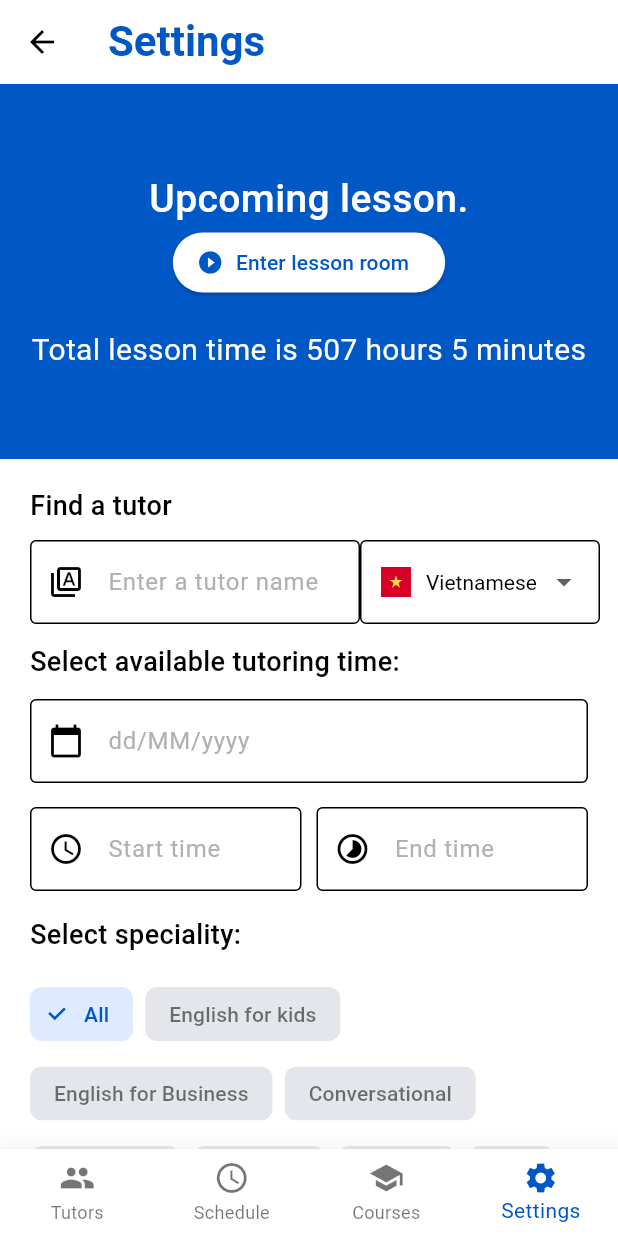
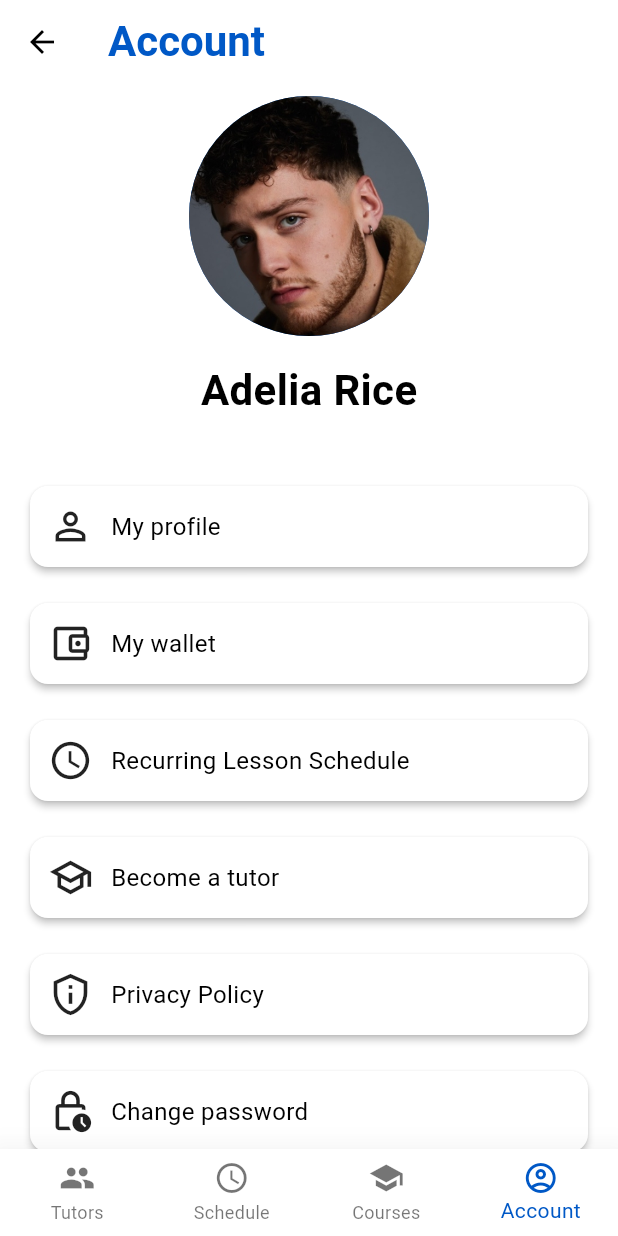
Before and after one commit to luuquang200/let_tutor, a Flutter app: the Home screen opened by its route, item 4 of the bottom bar chosen, on a phone screen of 412 x 824 dp. Run offline on Flutter 3.47's test engine with Material 2 defaults, Android fonts, the phone set to English and light mode, and no system bars; our stand-ins replace flutter_svg.

Commit message:
Added account screen

```diff
--- /dev/null
+++ b/lib/presentation/account_screen.dart
@@ -0,0 +1,101 @@
+import 'package:flutter/material.dart';
+import 'package:let_tutor/presentation/styles/custom_text_style.dart';
+
+class AccountScreen extends StatefulWidget {
+  const AccountScreen({super.key});
+
+  @override
+  State<AccountScreen> createState() => _AccountScreenState();
+}
+
+class _AccountScreenState extends State<AccountScreen> {
+  List<IconData> icons = <IconData>[
+    Icons.person_outline,
+    Icons.account_balance_wallet_outlined,
+    Icons.schedule_outlined,
+    Icons.school_outlined,
+    Icons.privacy_tip_outlined,
+    Icons.lock_clock_outlined,
+    Icons.help_center_outlined,
+    Icons.logout_outlined,
+  ];
+
+  List<String> sections = <String>[
+    'My profile',
+    'My wallet',
+    'Recurring Lesson Schedule',
+    'Become a tutor',
+    'Privacy Policy',
+    'Change password',
+    'Guide',
+    'Log out'
+  ];
+  @override
+  Widget build(BuildContext context) {
+    return Scaffold(
+      body: SingleChildScrollView(
+        padding: const EdgeInsets.symmetric(vertical: 8, horizontal: 16),
+        child: Column(
+          children: [
+            _avatar(),
+            const SizedBox(height: 16),
+            _name(),
+            const SizedBox(height: 32),
+            _itemList(),
+          ],
+        ),
+      ),
+    );
+  }
+
+  _avatar() {
+    return Center(
+      child: CircleAvatar(
+        radius: 80,
+        backgroundImage: AssetImage('assets/account_avatar.jpeg'),
+      ),
+    );
+  }
+
+  _itemList() {
+    return ListView.builder(
+      shrinkWrap: true,
+      scrollDirection: Axis.vertical,
+      physics: const NeverScrollableScrollPhysics(),
+      itemCount: sections.length,
+      itemBuilder: (context, index) {
+        return Container(
+            margin: const EdgeInsets.symmetric(vertical: 8),
+            child: _itemCard(context, index));
+      },
+    );
+  }
+
+  _name() {
+    return Text('Adelia Rice',
+        style: TextStyle(fontSize: 28, fontWeight: FontWeight.bold));
+  }
+
+  _itemCard(BuildContext context, int index) {
+    return Card(
+      surfaceTintColor: Colors.white,
+      elevation: 2,
+      child: Padding(
+        padding: const EdgeInsets.all(12),
+        child: Row(
+          children: [
+            Icon(
+              icons[index],
+              size: 30,
+            ),
+            SizedBox(width: 12),
+            Text(
+              sections[index],
+              style: TextStyle(fontSize: 16),
+            )
+          ],
+        ),
+      ),
+    );
+  }
+}
--- a/lib/presentation/home.dart
+++ b/lib/presentation/home.dart
@@ -1,4 +1,5 @@
 import 'package:flutter/material.dart';
+import 'package:let_tutor/presentation/account_screen.dart';
 import 'package:let_tutor/presentation/courses_screen.dart';
 import 'package:let_tutor/presentation/schedule_screen.dart';
 import 'package:let_tutor/presentation/styles/custom_text_style.dart';
@@ -16,9 +17,9 @@ class _HomeState extends State<Home> {
     const TutorListScreen(),
     const ScheduleSceen(),
     const CoursesScreen(),
-    const TutorListScreen(),
+    const AccountScreen(),
   ];
-  List<String> screenTitle = ['Tutors', 'Schedule', 'Courses', 'Settings'];
+  List<String> screenTitle = ['Tutors', 'Schedule', 'Courses', 'Account'];
   int selectedScreenIndex = 0;
 
   @override
@@ -50,7 +51,7 @@ class _HomeState extends State<Home> {
               icon: Icon(Icons.schedule_outlined), label: 'Schedule'),
           BottomNavigationBarItem(icon: Icon(Icons.school), label: 'Courses'),
           BottomNavigationBarItem(
-              icon: Icon(Icons.settings), label: 'Settings'),
+              icon: Icon(Icons.account_circle_outlined), label: 'Account'),
         ],
       ),
     );
--- a/lib/presentation/tutor_detail.dart
+++ b/lib/presentation/tutor_detail.dart
@@ -27,44 +27,7 @@ class _TutorDetailState extends State<TutorDetail> {
           crossAxisAlignment: CrossAxisAlignment.start,
           children: [
             // Tutor Information
-            Row(
-              children: [
-                const CircleAvatar(
-                  radius: 45,
-                  backgroundImage: AssetImage('assets/tutor_avatar.jpg'),
-                ),
-                const SizedBox(
-                  width: 20,
-                ),
-                Column(
-                  crossAxisAlignment: CrossAxisAlignment.start,
-                  children: [
-                    // Name
-                    Text("Adelia Rice", style: CustomTextStyle.headlineLarge),
-                    Row(
-                      children: [
-                        SvgPicture.asset(
-                          'assets/flags/Foreigner.svg',
-                          width: 20,
-                          height: 20,
-                        ),
-                        SizedBox(width: 10),
-                        Text(
-                          'United States',
-                          style: CustomTextStyle.bodyRegular,
-                        ),
-                      ],
-                    ),
-                    // row
-                    Row(
-                        children: List<Widget>.generate(
-                      5,
-                      (index) => const Icon(Icons.star, color: Colors.amber),
-                    ))
-                  ],
-                )
-              ],
-            ),
+            _tutorInformation(),
             const SizedBox(
               height: 16,
             ),
@@ -319,4 +282,45 @@ class _TutorDetailState extends State<TutorDetail> {
               ),
             ));
   }
+
+  _tutorInformation() {
+    return Row(
+      children: [
+        const CircleAvatar(
+          radius: 45,
+          backgroundImage: AssetImage('assets/tutor_avatar.jpg'),
+        ),
+        const SizedBox(
+          width: 20,
+        ),
+        Column(
+          crossAxisAlignment: CrossAxisAlignment.start,
+          children: [
+            // Name
+            Text("Adelia Rice", style: CustomTextStyle.headlineLarge),
+            Row(
+              children: [
+                SvgPicture.asset(
+                  'assets/flags/Foreigner.svg',
+                  width: 20,
+                  height: 20,
+                ),
+                SizedBox(width: 10),
+                Text(
+                  'United States',
+                  style: CustomTextStyle.bodyRegular,
+                ),
+              ],
+            ),
+            // row
+            Row(
+                children: List<Widget>.generate(
+              5,
+              (index) => const Icon(Icons.star, color: Colors.amber),
+            ))
+          ],
+        )
+      ],
+    );
+  }
 }
```
Also changed, not shown: assets/account_avatar.jpeg (added).
